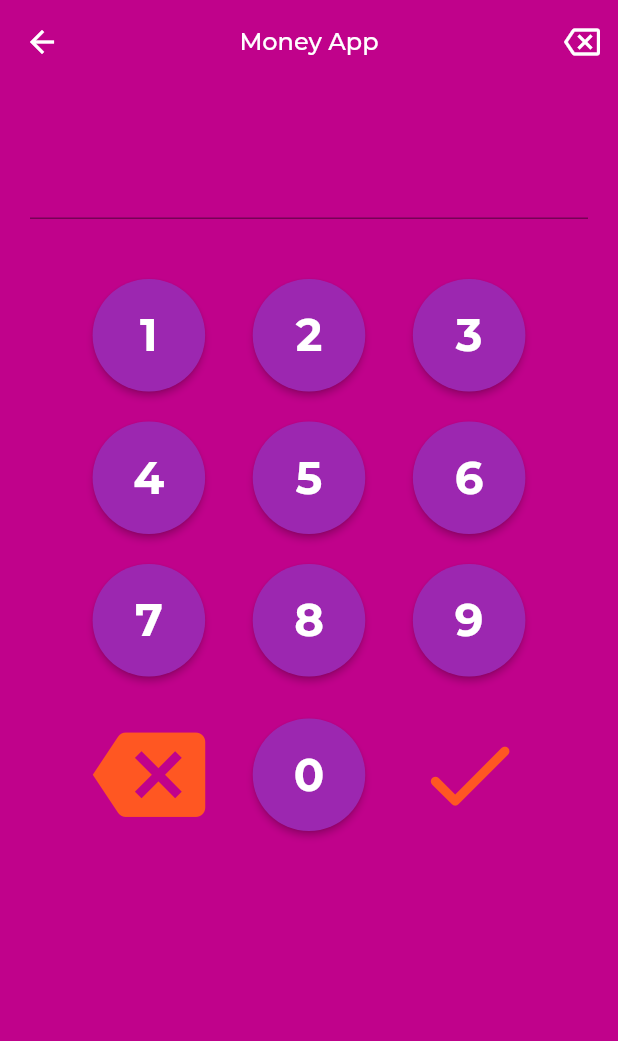
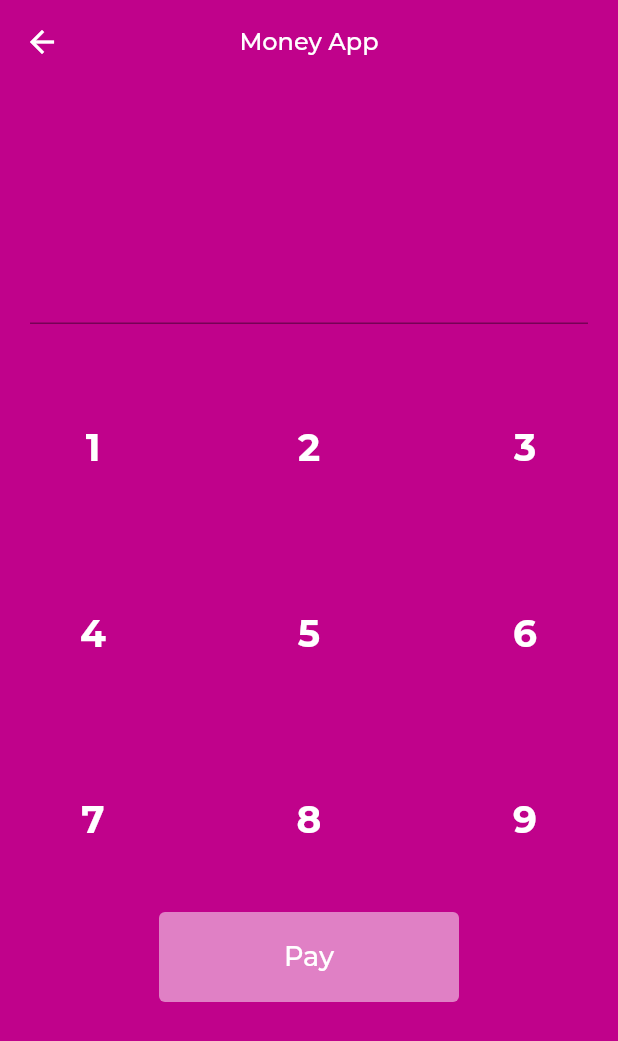
Before and after one commit to eldarheleg/moneyapp, a Flutter app: the PayInputAmount screen opened by its route, on a phone screen of 412 x 824 dp. Shown: the top 1041 px of the screen. Run offline on Flutter 3.47's test engine with Material 2 defaults, Android fonts, the phone set to English and light mode, and no system bars; our stand-ins replace get.

Commit message:
making custom numpad

```diff
--- a/money_app/lib/modules/home/controllers/transactions_controller.dart
+++ b/money_app/lib/modules/home/controllers/transactions_controller.dart
@@ -5,6 +5,15 @@ import 'package:collection/collection.dart';
 import '../../../models/Transaction.dart';
 
 class TransactionController extends GetxController {
+  // int id;
+  // Types type;
+  // String name;
+  // double amount;
+  // final DateTime createdAt;
+  void setName(){}
+  void addTransaction(Transaction t){
+
+  }
 var PayTransactions = <Transaction> [
     Transaction(
         id: 1,
--- /dev/null
+++ b/money_app/lib/modules/pay_amount/views/custom_numpad.dart
@@ -0,0 +1,52 @@
+import 'package:flutter/material.dart';
+
+class CustomNumpad extends StatelessWidget {
+  final double buttonSize;
+  final TextEditingController text;
+  final Function delete;
+
+  CustomNumpad(
+      {this.buttonSize = 70, required this.text, required this.delete});
+
+  @override
+  Widget build(BuildContext context) {
+    return GridView.count(
+      shrinkWrap: true,
+      //mainAxisSpacing: 10,
+      crossAxisSpacing: 20,
+      crossAxisCount: 3,
+      children: [
+        NumberButton(number: 1, size: buttonSize,),
+        NumberButton(number: 2, size: buttonSize,),
+        NumberButton(number: 3, size: buttonSize,),
+        NumberButton(number: 4, size: buttonSize,),
+        NumberButton(number: 5, size: buttonSize,),
+        NumberButton(number: 6, size: buttonSize,),
+        NumberButton(number: 7, size: buttonSize,),
+        NumberButton(number: 8, size: buttonSize,),
+        NumberButton(number: 9, size: buttonSize,),
+      ],
+    );
+  }
+}
+
+class NumberButton extends StatelessWidget {
+  int number;
+  double size;
+
+  NumberButton({required this.number, required this.size});
+
+  @override
+  Widget build(BuildContext context) {
+    return SizedBox(
+        width: size,
+        height: 30,
+        child: TextButton(
+
+            onPressed: () {},
+            child: Text(
+              number.toString(),
+              style: TextStyle(color: Color(0xffffffff), fontFamily: 'Montserrat',fontSize: 25,fontWeight: FontWeight.w600),
+            )));
+  }
+}
--- a/money_app/lib/modules/pay_amount/views/numpad.dart
+++ b/money_app/lib/modules/pay_amount/views/numpad.dart
@@ -2,19 +2,16 @@ import 'package:flutter/material.dart';
 
 class NumPad extends StatelessWidget {
   final double buttonSize;
-  final Color buttonColor;
+
   final Color iconColor;
   final TextEditingController controller;
   final Function delete;
-  final Function onSubmit;
 
   const NumPad({
     Key? key,
     this.buttonSize = 70,
-    this.buttonColor = Colors.indigo,
     this.iconColor = Colors.amber,
     required this.delete,
-    required this.onSubmit,
     required this.controller,
   }) : super(key: key);
 
@@ -33,19 +30,16 @@ class NumPad extends StatelessWidget {
               NumberButton(
                 number: 1,
                 size: buttonSize,
-                color: buttonColor,
                 controller: controller,
               ),
               NumberButton(
                 number: 2,
                 size: buttonSize,
-                color: buttonColor,
                 controller: controller,
               ),
               NumberButton(
                 number: 3,
                 size: buttonSize,
-                color: buttonColor,
                 controller: controller,
               ),
             ],
@@ -57,19 +51,16 @@ class NumPad extends StatelessWidget {
               NumberButton(
                 number: 4,
                 size: buttonSize,
-                color: buttonColor,
                 controller: controller,
               ),
               NumberButton(
                 number: 5,
                 size: buttonSize,
-                color: buttonColor,
                 controller: controller,
               ),
               NumberButton(
                 number: 6,
                 size: buttonSize,
-                color: buttonColor,
                 controller: controller,
               ),
             ],
@@ -81,19 +72,16 @@ class NumPad extends StatelessWidget {
               NumberButton(
                 number: 7,
                 size: buttonSize,
-                color: buttonColor,
                 controller: controller,
               ),
               NumberButton(
                 number: 8,
                 size: buttonSize,
-                color: buttonColor,
                 controller: controller,
               ),
               NumberButton(
                 number: 9,
                 size: buttonSize,
-                color: buttonColor,
                 controller: controller,
               ),
             ],
@@ -106,7 +94,7 @@ class NumPad extends StatelessWidget {
               IconButton(
                 onPressed: () => delete(),
                 icon: Icon(
-                  Icons.backspace,
+                  Icons.do_not_step,
                   color: iconColor,
                 ),
                 iconSize: buttonSize,
@@ -114,14 +102,13 @@ class NumPad extends StatelessWidget {
               NumberButton(
                 number: 0,
                 size: buttonSize,
-                color: buttonColor,
                 controller: controller,
               ),
               // this button is used to submit the entered value
               IconButton(
-                onPressed: () => onSubmit(),
+                onPressed: () => delete(),
                 icon: Icon(
-                  Icons.done_rounded,
+                  Icons.arrow_back_ios,
                   color: iconColor,
                 ),
                 iconSize: buttonSize,
@@ -139,14 +126,13 @@ class NumPad extends StatelessWidget {
 class NumberButton extends StatelessWidget {
   final int number;
   final double size;
-  final Color color;
+
   final TextEditingController controller;
 
   const NumberButton({
     Key? key,
     required this.number,
     required this.size,
-    required this.color,
     required this.controller,
   }) : super(key: key);
 
@@ -155,9 +141,8 @@ class NumberButton extends StatelessWidget {
     return SizedBox(
       width: size,
       height: size,
-      child: ElevatedButton(
+      child: TextButton(
         style: ElevatedButton.styleFrom(
-          primary: color,
           shape: RoundedRectangleBorder(
             borderRadius: BorderRadius.circular(size / 2),
           ),
--- a/money_app/lib/modules/pay_amount/views/pay_input_amount.dart
+++ b/money_app/lib/modules/pay_amount/views/pay_input_amount.dart
@@ -4,6 +4,7 @@ import 'package:get/get.dart';
 import './numpad.dart';
 import '../controllers/amount_controller.dart';
 import '../../trans_details/controllers/transaction_details_controller.dart';
+import './custom_numpad.dart';
 
 class PayInputAmount extends StatelessWidget {
   AmountController c = Get.put(AmountController());
@@ -22,17 +23,14 @@ class PayInputAmount extends StatelessWidget {
           style: TextStyle(fontSize: 16),
         ),
         centerTitle: true,
-        actions: [
-          IconButton(
-              onPressed: () => Get.toNamed("/"),
-              icon: Icon(Icons.backspace_outlined))
-        ],
+
       ),
       body: SingleChildScrollView(
         child: Column(
           mainAxisAlignment: MainAxisAlignment.center,
           children: [
             // display the entered numbers
+            SizedBox(height: 70,),
             Padding(
               padding: const EdgeInsets.all(20),
               child: SizedBox(
@@ -49,18 +47,33 @@ class PayInputAmount extends StatelessWidget {
               ),
             ),
             // implement the custom NumPad
-            NumPad(
-              buttonSize: 75,
-              buttonColor: Colors.purple,
-              iconColor: Colors.deepOrange,
-              controller: _text,
-              delete: () {
-                _text.text = _text.text.substring(0, _text.text.length - 1);
-              },
-              // do something with the input numbers
-              onSubmit: () {
+            // NumPad(
+            //   buttonSize: 75,
 
-              },
+            //   iconColor: Colors.deepOrange,
+            //   controller: _text,
+            //   delete: () {
+            //     _text.text = _text.text.substring(0, _text.text.length - 1);
+            //   },
+            //   // do something with the input numbers
+
+            // ),
+            CustomNumpad(buttonSize: 50,text: _text, delete: ()=>_text.text = _text.text.substring(0,_text.text.length-1),),
+            SizedBox(
+              width: 200,
+              height: 60,
+              child: TextButton(
+                  style: TextButton.styleFrom(
+                    backgroundColor: Color.fromRGBO(255, 255, 255, 0.5),
+                  ),
+                  onPressed: () {
+
+                    Get.toNamed("/");
+                  },
+                  child: Text('Pay',
+                      style: TextStyle(
+                          color: Color.fromARGB(255, 255, 255, 255),
+                          fontSize: 18))),
             ),
           ],
         ),
```
